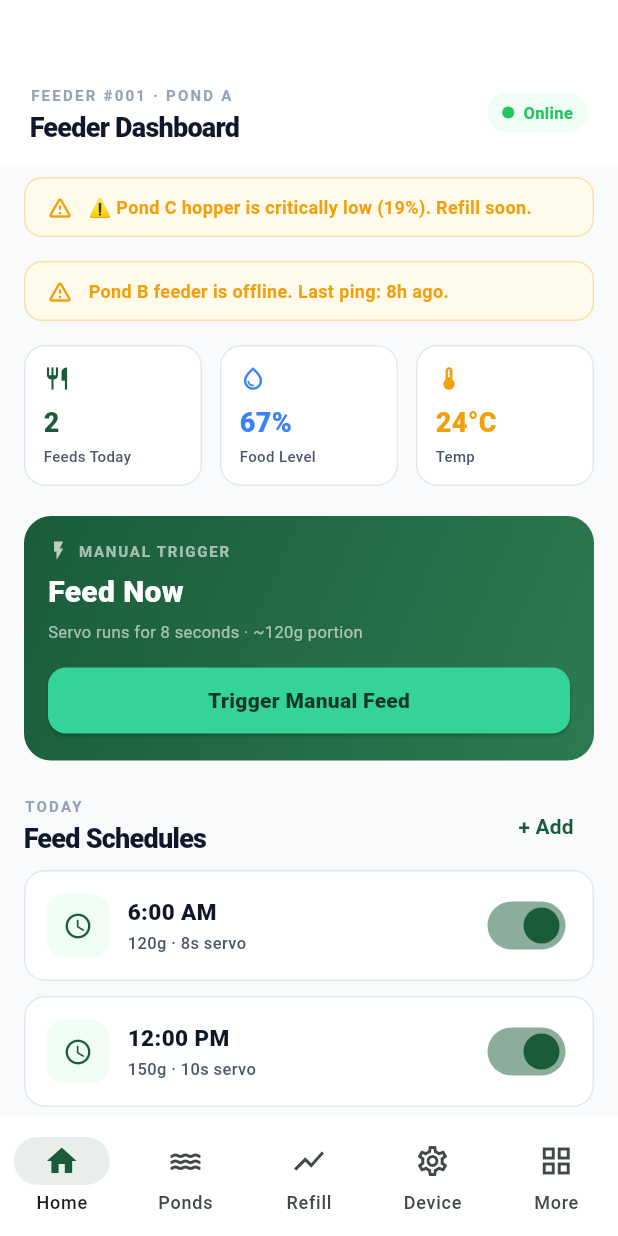
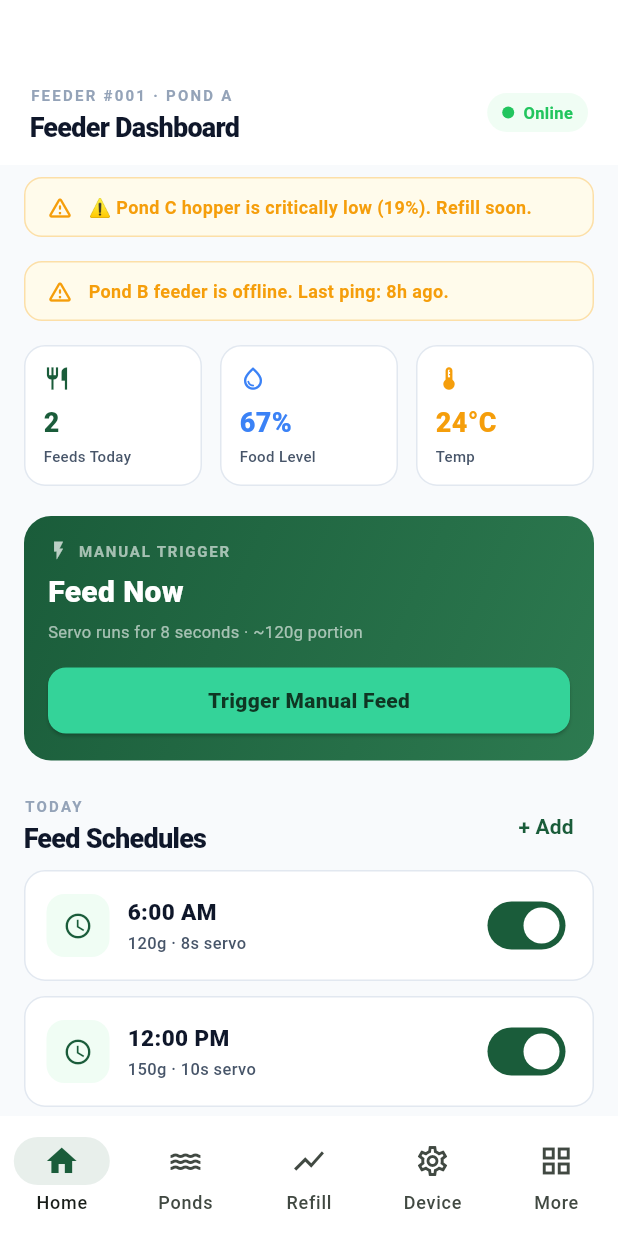
Before and after one commit to Dilajohn/smart_fish_feeder_Mobile_App, a Flutter app: the screen it shows after launch, after a tap on "Configure First Feeder Node", after a tap on "Open Camera Scanner", after a tap on "Skip for now", on a phone screen of 412 x 824 dp. Run offline on Flutter 3.47's test engine with Material 3 defaults, Android fonts, the phone set to English and light mode, and no system bars.

Commit message:
Fix deprecated switch colors for Flutter

```diff
--- a/lib/screens/dashboard_screen.dart
+++ b/lib/screens/dashboard_screen.dart
@@ -293,7 +293,8 @@ class _ScheduleCard extends StatelessWidget {
           ),
           Switch.adaptive(
             value: schedule.isEnabled,
-            activeColor: AppColors.primary,
+            activeTrackColor: AppColors.primary,
+            activeThumbColor: Colors.white,
             onChanged: (_) => state.toggleSchedule(schedule.id),
           ),
         ],
--- a/lib/screens/extra_screens.dart
+++ b/lib/screens/extra_screens.dart
@@ -369,7 +369,8 @@ class _ExportLogScreenState extends State<ExportLogScreen> {
                             contentPadding: const EdgeInsets.symmetric(horizontal: 14),
                             title: Text(e.key, style: const TextStyle(fontSize: 12, fontWeight: FontWeight.w600)),
                             value: e.value,
-                            activeColor: AppColors.primary,
+                            activeTrackColor: AppColors.primary,
+                            activeThumbColor: Colors.white,
                             onChanged: (v) => setState(() => _segments[e.key] = v),
                           )).toList(),
                     ),
--- a/lib/screens/refill_prediction_screen.dart
+++ b/lib/screens/refill_prediction_screen.dart
@@ -139,7 +139,8 @@ class _RefillPredictionScreenState extends State<RefillPredictionScreen> {
                   ),
                   Switch.adaptive(
                     value: _reminderSet,
-                    activeColor: AppColors.primary,
+                    activeTrackColor: AppColors.primary,
+                    activeThumbColor: Colors.white,
                     onChanged: (v) => setState(() => _reminderSet = v),
                   ),
                 ],
```
